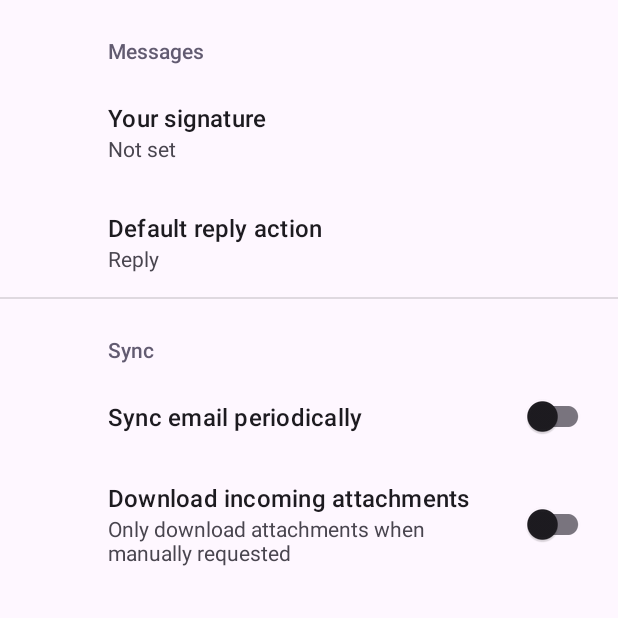
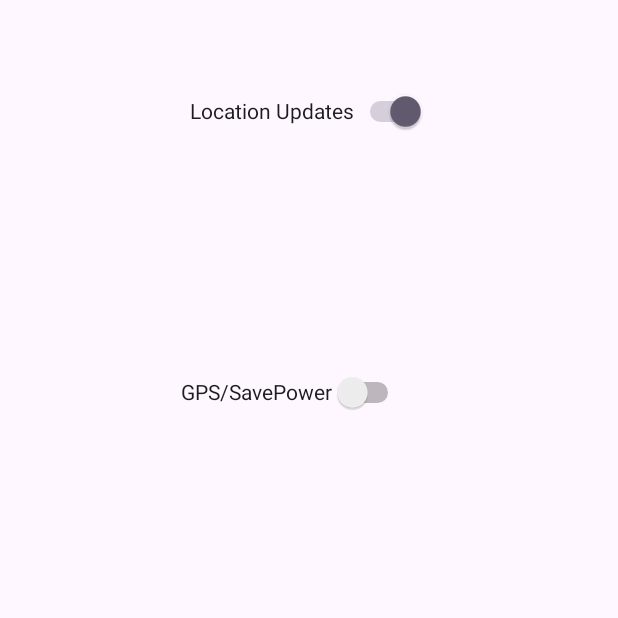
Before and after one commit to kushnrn/gps_tracking_app, an Android app: the SettingsActivity screen opened directly, with no data from a screen before it, on a phone screen of 412 x 824 dp, the top half of it. Run offline under Robolectric (Android 15) with nearby library versions, the phone set to English and light mode, and no system bars; our stand-ins replace androidx.preference.

Commit message:
added switch context

```diff
--- a/app/src/main/java/com/uni/gpstracking/SettingsActivity.java
+++ b/app/src/main/java/com/uni/gpstracking/SettingsActivity.java
@@ -1,33 +1,76 @@
 package com.uni.gpstracking;
 
+import android.content.Context;
 import android.os.Bundle;
+import android.view.View;
+import android.widget.Switch;
 
 import androidx.appcompat.app.ActionBar;
 import androidx.appcompat.app.AppCompatActivity;
 import androidx.preference.PreferenceFragmentCompat;
 
-public class SettingsActivity extends AppCompatActivity {
+import com.google.android.gms.location.Priority;
+
+public class SettingsActivity extends MainActivity {
+
+    Switch sw1_locations_updates, sw1_gps;
+
 
     @Override
     protected void onCreate(Bundle savedInstanceState) {
         super.onCreate(savedInstanceState);
         setContentView(R.layout.settings_activity);
-        if (savedInstanceState == null) {
-            getSupportFragmentManager()
-                    .beginTransaction()
-                    .replace(R.id.settings, new SettingsFragment())
-                    .commit();
-        }
-        ActionBar actionBar = getSupportActionBar();
-        if (actionBar != null) {
-            actionBar.setDisplayHomeAsUpEnabled(true);
-        }
+
+
+        MyApplication Context = (MyApplication) getApplicationContext();
+
+
+        sw_locations_updates = findViewById(R.id.sw_locations_updates);
+        sw_gps = findViewById(R.id.sw_gps);
+        sw_gps.setOnClickListener(new View.OnClickListener() {
+            @Override
+            public void onClick(View view) {
+                if (sw_gps.isChecked()) {
+                    locationRequest.setPriority(Priority.PRIORITY_HIGH_ACCURACY);
+                    tv_sensor.setText("Using GPS sensors");
+                } else {
+                    locationRequest.setPriority(Priority.PRIORITY_BALANCED_POWER_ACCURACY);
+                    tv_sensor.setText("Using Towers + WIFI");
+
+                }
+            }
+        });
+        sw_locations_updates.setChecked(Context.getLocationUpdate());
+        sw_locations_updates.setOnClickListener(new View.OnClickListener() {
+            @Override
+            public void onClick(View view) {
+                if (sw_locations_updates.isChecked()) {
+                    // turn on location tracking
+                    startLocationUpdates();
+                } else {
+                    // turn off tracking
+                    stopLocationUpdates();
+                }
+                Context.setLocationUpdate(sw_locations_updates.isChecked());
+            }
+        });
+        updateGPS();
     }
 
-    public static class SettingsFragment extends PreferenceFragmentCompat {
-        @Override
-        public void onCreatePreferences(Bundle savedInstanceState, String rootKey) {
-            setPreferencesFromResource(R.xml.root_preferences, rootKey);
+    @Override
+    protected void onSaveInstanceState(Bundle outState) {
+        // Save the counter value when the activity is about to be paused or destroyed
+        outState.putBoolean("sw_locations_updates", sw_locations_updates.isChecked());
+        super.onSaveInstanceState(outState);
+    }
+
+    @Override
+    protected void onRestoreInstanceState(Bundle savedInstanceState) {
+        super.onRestoreInstanceState(savedInstanceState);
+
+        if (savedInstanceState != null) {
+            boolean switchState = savedInstanceState.getBoolean("sw_locations_updates");
+            sw_locations_updates.setChecked(switchState);
         }
     }
 }
--- a/app/src/main/res/layout/settings_activity.xml
+++ b/app/src/main/res/layout/settings_activity.xml
@@ -1,9 +1,38 @@
-<LinearLayout xmlns:android="http://schemas.android.com/apk/res/android"
+<?xml version="1.0" encoding="utf-8"?>
+<androidx.constraintlayout.widget.ConstraintLayout xmlns:android="http://schemas.android.com/apk/res/android"
+    xmlns:app="http://schemas.android.com/apk/res-auto"
+    xmlns:tools="http://schemas.android.com/tools"
     android:layout_width="match_parent"
-    android:layout_height="match_parent">
+    android:layout_height="match_parent"
+    tools:context=".MainActivity">
 
-    <FrameLayout
-        android:id="@+id/settings"
-        android:layout_width="match_parent"
-        android:layout_height="match_parent" />
-</LinearLayout>
+
+    <Switch
+        android:id="@+id/sw_locations_updates"
+        android:layout_width="wrap_content"
+        android:layout_height="48dp"
+        android:layout_marginTop="50dp"
+        android:layout_marginBottom="550dp"
+        android:text="Location Updates"
+        app:layout_constraintBottom_toBottomOf="parent"
+        app:layout_constraintEnd_toEndOf="parent"
+        app:layout_constraintHorizontal_bias="0.498"
+        app:layout_constraintStart_toStartOf="parent"
+        app:layout_constraintTop_toTopOf="parent"
+        app:layout_constraintVertical_bias="0.0" />
+
+    <Switch
+        android:id="@+id/sw_gps"
+        android:layout_width="wrap_content"
+        android:layout_height="48dp"
+        android:layout_marginTop="50dp"
+        android:layout_marginBottom="450dp"
+        android:text="GPS/SavePower"
+        app:layout_constraintBottom_toBottomOf="parent"
+        app:layout_constraintEnd_toEndOf="parent"
+        app:layout_constraintHorizontal_bias="0.458"
+        app:layout_constraintStart_toStartOf="parent"
+        app:layout_constraintTop_toBottomOf="@+id/sw_locations_updates" />
+
+
+</androidx.constraintlayout.widget.ConstraintLayout>
--- a/app/src/main/res/xml/root_preferences.xml
+++ b/app/src/main/res/xml/root_preferences.xml
@@ -1,35 +1,33 @@
-<PreferenceScreen xmlns:app="http://schemas.android.com/apk/res-auto">
+<?xml version="1.0" encoding="utf-8"?>
+<PreferenceScreen xmlns:app="http://schemas.android.com/apk/res-auto"
+    xmlns:tools="http://schemas.android.com/tools"
+    xmlns:android="http://schemas.android.com/apk/res/android"
+    android:layout_width="match_parent"
+    android:layout_height="match_parent"
+    tools:context=".SettingsActivity">
 
-    <PreferenceCategory app:title="@string/messages_header">
 
-        <EditTextPreference
-            app:key="signature"
-            app:title="@string/signature_title"
-            app:useSimpleSummaryProvider="true" />
+    <Switch
+        android:id="@+id/sw1_locations_updates"
+        android:layout_width="wrap_content"
+        android:layout_height="48dp"
+        android:layout_marginTop="16dp"
+        android:checked="true"
+        android:text="Location Updates"
+        app:layout_constraintEnd_toEndOf="parent"
+        app:layout_constraintHorizontal_bias="0.501"
+        app:layout_constraintStart_toStartOf="parent"
+        app:layout_constraintTop_toBottomOf="@+id/divider" />
 
-        <ListPreference
-            app:defaultValue="reply"
-            app:entries="@array/reply_entries"
-            app:entryValues="@array/reply_values"
-            app:key="reply"
-            app:title="@string/reply_title"
-            app:useSimpleSummaryProvider="true" />
+    <Switch
+        android:id="@+id/sw1_gps"
+        android:layout_width="wrap_content"
+        android:layout_height="48dp"
+        android:layout_marginTop="16dp"
+        android:text="GPS/SavePower"
+        app:layout_constraintEnd_toEndOf="parent"
+        app:layout_constraintStart_toStartOf="parent"
+        app:layout_constraintTop_toBottomOf="@+id/tv_labelupdates" />
 
-    </PreferenceCategory>
-
-    <PreferenceCategory app:title="@string/sync_header">
-
-        <SwitchPreferenceCompat
-            app:key="sync"
-            app:title="@string/sync_title" />
-
-        <SwitchPreferenceCompat
-            app:dependency="sync"
-            app:key="attachment"
-            app:summaryOff="@string/attachment_summary_off"
-            app:summaryOn="@string/attachment_summary_on"
-            app:title="@string/attachment_title" />
-
-    </PreferenceCategory>
 
 </PreferenceScreen>
```
Also changed, not shown: app/src/main/java/com/uni/gpstracking/MainActivity.java (+3 -31 lines), app/src/main/java/com/uni/gpstracking/MyApplication.java (+19 -0 lines), app/src/main/res/layout/activity_main.xml (+35 -35 lines).
